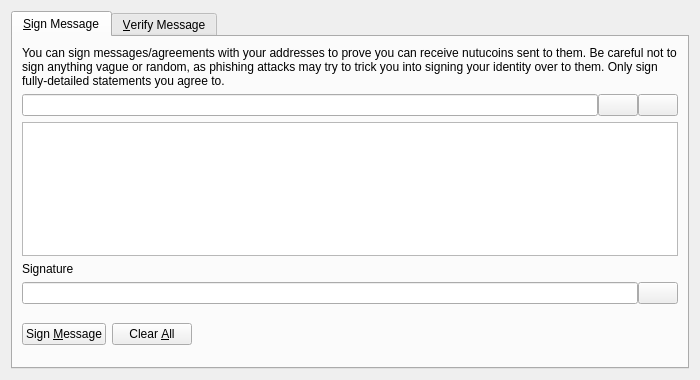
Old version of the form src/qt/forms/signverifymessagedialog.ui in the repository nutucoin/NutucoinV2.
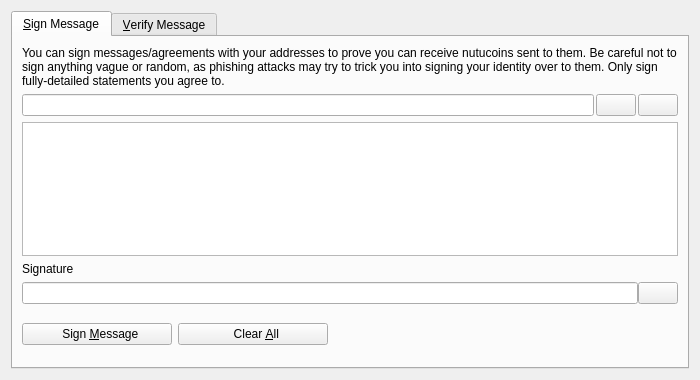
New version of the form. The open tabs and pages were chosen to show the change. Icons and pictures are not drawn. Custom widgets are drawn as their Qt base class.

Commit message: New UI for sign/verify message dialog

The edit to the form file:
```diff
--- a/src/qt/forms/signverifymessagedialog.ui
+++ b/src/qt/forms/signverifymessagedialog.ui
@@ -43,7 +43,7 @@
        <item>
         <layout class="QHBoxLayout" name="horizontalLayout_1_SM">
          <property name="spacing">
-          <number>0</number>
+          <number>2</number>
          </property>
          <item>
           <widget class="QValidatedLineEdit" name="addressIn_SM">
@@ -151,11 +151,17 @@
         <layout class="QHBoxLayout" name="horizontalLayout_3_SM">
          <item>
           <widget class="QPushButton" name="signMessageButton_SM">
+           <property name="minimumSize">
+            <size>
+             <width>150</width>
+             <height>0</height>
+            </size>
+           </property>
            <property name="toolTip">
             <string>Sign the message to prove you own this Nutucoin address</string>
            </property>
            <property name="text">
-            <string>Sign &amp;Message</string>
+            <string>  Sign &amp;Message</string>
            </property>
            <property name="icon">
             <iconset resource="../bitcoin.qrc">
@@ -168,11 +174,17 @@
          </item>
          <item>
           <widget class="QPushButton" name="clearButton_SM">
+           <property name="minimumSize">
+            <size>
+             <width>150</width>
+             <height>0</height>
+            </size>
+           </property>
            <property name="toolTip">
             <string>Reset all sign message fields</string>
            </property>
            <property name="text">
-            <string>Clear &amp;All</string>
+            <string>  Clear &amp;All</string>
            </property>
            <property name="icon">
             <iconset resource="../bitcoin.qrc">
```
Left out of the diff: 18 changed lines with no effect on the pictures. The commit also changes 4 other files.
